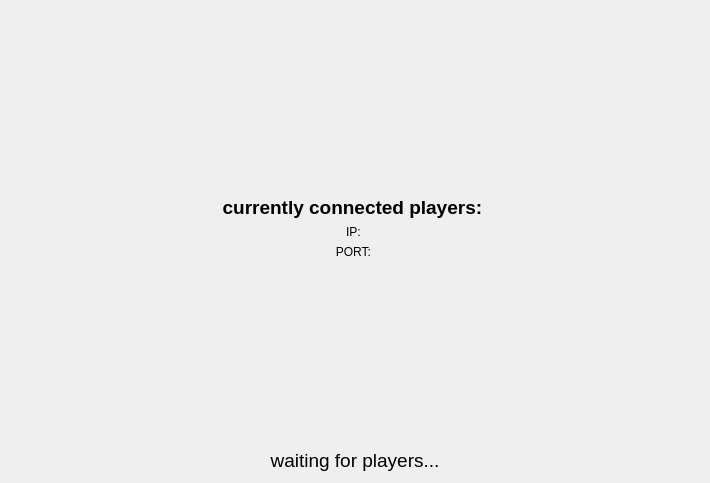
OoALRAi/QtMauMau, file resources/ComponentUi/WaitingView.ui: the form before one commit.
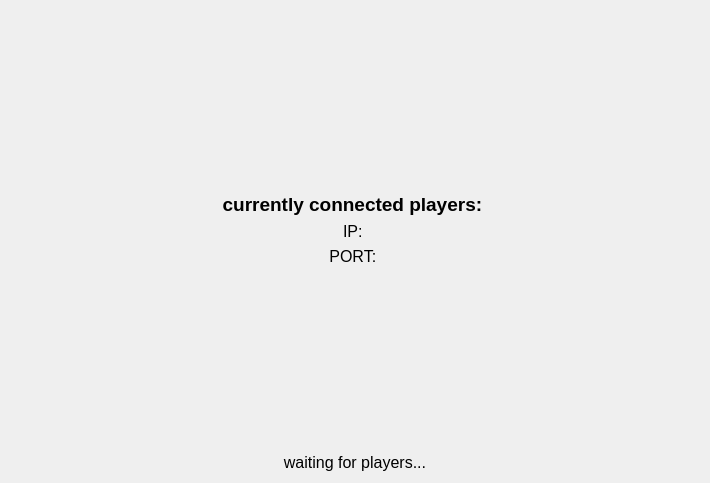
The form after the commit.

```diff
--- a/resources/ComponentUi/WaitingView.ui
+++ b/resources/ComponentUi/WaitingView.ui
@@ -34,7 +34,6 @@
        <property name="font">
         <font>
          <pointsize>14</pointsize>
-         <weight>75</weight>
          <bold>true</bold>
         </font>
        </property>
@@ -47,7 +46,12 @@
       </widget>
      </item>
      <item>
-      <widget class="QLabel" name="label_3">
+      <widget class="QLabel" name="ip_label">
+       <property name="font">
+        <font>
+         <pointsize>12</pointsize>
+        </font>
+       </property>
        <property name="text">
         <string>IP: </string>
        </property>
@@ -57,7 +61,12 @@
       </widget>
      </item>
      <item>
-      <widget class="QLabel" name="label_4">
+      <widget class="QLabel" name="port_label">
+       <property name="font">
+        <font>
+         <pointsize>12</pointsize>
+        </font>
+       </property>
        <property name="text">
         <string>PORT: </string>
        </property>
@@ -83,8 +92,7 @@
       <widget class="QLabel" name="label">
        <property name="font">
         <font>
-         <pointsize>14</pointsize>
-         <weight>50</weight>
+         <pointsize>12</pointsize>
          <bold>false</bold>
         </font>
        </property>
```
